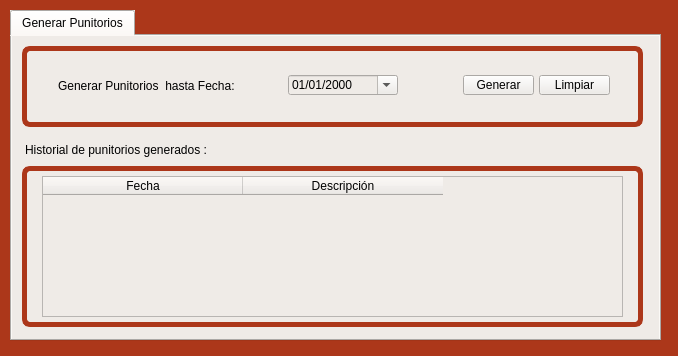
Qt form form_punitorios.ui (blueautomatic/Slam_Sistema_creditos) before a commit.
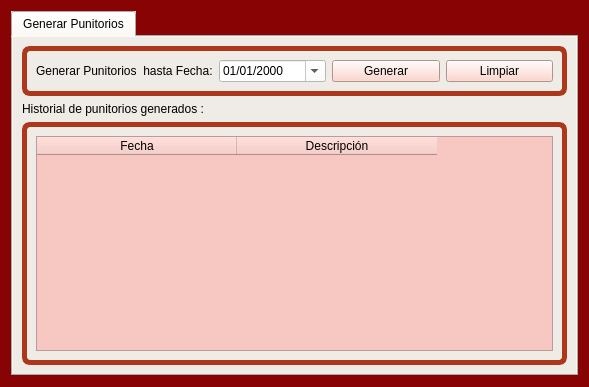
The same form after that commit. Icons and pictures are not drawn.

Diff of the .ui file:
```diff
--- a/form_punitorios.ui
+++ b/form_punitorios.ui
@@ -6,8 +6,8 @@
    <rect>
     <x>0</x>
     <y>0</y>
-    <width>678</width>
-    <height>356</height>
+    <width>589</width>
+    <height>387</height>
    </rect>
   </property>
   <property name="windowTitle">
@@ -16,20 +16,14 @@
   <property name="styleSheet">
    <string notr="true">selection-background-color: rgb(255, 170, 127);
 color: rgb(0, 0, 0);
-font: 10pt &quot;KacstOne&quot;;
-background-color: rgb(172, 55, 26);
+background-color: rgba(136, 3, 3);
+font: 75 10pt &quot;KacstOne&quot;;
 
 </string>
   </property>
+  <layout class="QGridLayout" name="gridLayout_4">
+   <item row="0" column="0">
   <widget class="QTabWidget" name="tabWidget_2">
-   <property name="geometry">
-    <rect>
-     <x>10</x>
-     <y>10</y>
-     <width>651</width>
-     <height>331</height>
-    </rect>
-   </property>
    <property name="styleSheet">
     <string notr="true">background-color: rgb(239, 235, 231);
 font:  11pt &quot;Century Schoolbook L&quot;;</string>
@@ -45,15 +39,9 @@
     <attribute name="title">
      <string>Generar Punitorios</string>
     </attribute>
+      <layout class="QGridLayout" name="gridLayout_3">
+       <item row="0" column="0">
     <widget class="QGroupBox" name="groupBox">
-     <property name="geometry">
-      <rect>
-       <x>10</x>
-       <y>10</y>
-       <width>621</width>
-       <height>81</height>
-      </rect>
-     </property>
      <property name="styleSheet">
       <string notr="true">QGroupBox{
 background-color: rgb(239, 235, 231);
@@ -61,43 +49,26 @@
 border-width: 5px;
 border-color: rgb(172, 55, 26);
 border-radius: 8px;
-font: 10pt &quot;KacstOne&quot;;
 }
-QLineEdit{
-background-color: rgb(239, 235, 231);
-}
-QLabel{
-background-color: rgb(239, 235, 231);
-font: 10pt &quot;KacstOne&quot;;
-}
-QDateEdit{
-background-color: rgb(239, 235, 231);
-}</string>
+</string>
      </property>
      <property name="title">
       <string/>
      </property>
+         <layout class="QGridLayout" name="gridLayout">
+          <item row="0" column="0">
+           <layout class="QHBoxLayout" name="horizontalLayout">
+            <item>
      <widget class="QLabel" name="label">
-      <property name="geometry">
-       <rect>
-        <x>36</x>
-        <y>32</y>
-        <width>221</width>
-        <height>16</height>
-       </rect>
-      </property>
       <property name="text">
        <string>Generar Punitorios  hasta Fecha:</string>
       </property>
      </widget>
+            </item>
+            <item>
      <widget class="QDateEdit" name="dte_fecha_consumos_generados">
-      <property name="geometry">
-       <rect>
-        <x>266</x>
-        <y>29</y>
-        <width>110</width>
-        <height>20</height>
-       </rect>
+              <property name="styleSheet">
+               <string notr="true">background-color: rgb(255, 255, 255);</string>
       </property>
       <property name="displayFormat">
        <string>dd/MM/yyyy</string>
@@ -106,55 +77,45 @@
        <bool>true</bool>
       </property>
      </widget>
-     <widget class="QPushButton" name="boton_limpiar">
-      <property name="geometry">
-       <rect>
-        <x>517</x>
-        <y>29</y>
-        <width>71</width>
-        <height>20</height>
-       </rect>
-      </property>
-      <property name="text">
-       <string>Limpiar</string>
-      </property>
-     </widget>
+            </item>
+            <item>
      <widget class="QPushButton" name="boton_generar">
-      <property name="geometry">
-       <rect>
-        <x>441</x>
-        <y>29</y>
-        <width>71</width>
-        <height>20</height>
-       </rect>
+              <property name="styleSheet">
+               <string notr="true">background-color: rgb(251, 204, 193);
+</string>
       </property>
       <property name="text">
        <string>Generar</string>
       </property>
      </widget>
-    </widget>
+            </item>
+            <item>
+             <widget class="QPushButton" name="boton_limpiar">
+              <property name="styleSheet">
+               <string notr="true">background-color: rgb(251, 204, 193);
+</string>
+              </property>
+              <property name="text">
+               <string>Limpiar</string>
+              </property>
+             </widget>
+            </item>
+           </layout>
+          </item>
+         </layout>
+        </widget>
+       </item>
+       <item row="1" column="0">
+        <layout class="QVBoxLayout" name="verticalLayout">
+         <item>
     <widget class="QLabel" name="label_2">
-     <property name="geometry">
-      <rect>
-       <x>13</x>
-       <y>98</y>
-       <width>241</width>
-       <height>31</height>
-      </rect>
-     </property>
      <property name="text">
       <string>Historial de punitorios generados : </string>
      </property>
     </widget>
+         </item>
+         <item>
     <widget class="QGroupBox" name="groupBox_2">
-     <property name="geometry">
-      <rect>
-       <x>10</x>
-       <y>130</y>
-       <width>621</width>
-       <height>161</height>
-      </rect>
-     </property>
      <property name="styleSheet">
       <string notr="true">QGroupBox{
 background-color: rgb(239, 235, 231);
@@ -178,14 +139,11 @@
      <property name="title">
       <string/>
      </property>
+           <layout class="QGridLayout" name="gridLayout_2">
+            <item row="0" column="0">
      <widget class="QTableWidget" name="tableWidget">
-      <property name="geometry">
-       <rect>
-        <x>20</x>
-        <y>10</y>
-        <width>581</width>
-        <height>141</height>
-       </rect>
+              <property name="styleSheet">
+               <string notr="true">background-color: rgb(247, 200, 193);</string>
       </property>
       <attribute name="horizontalHeaderDefaultSectionSize">
        <number>200</number>
@@ -201,9 +159,17 @@
        </property>
       </column>
      </widget>
-    </widget>
-   </widget>
-  </widget>
+            </item>
+           </layout>
+          </widget>
+         </item>
+        </layout>
+       </item>
+      </layout>
+     </widget>
+    </widget>
+   </item>
+  </layout>
  </widget>
  <resources/>
  <connections/>
```
Left out of the diff: 2 changed lines with no effect on the pictures. Lines whose indentation alone changed are shown as unchanged.
